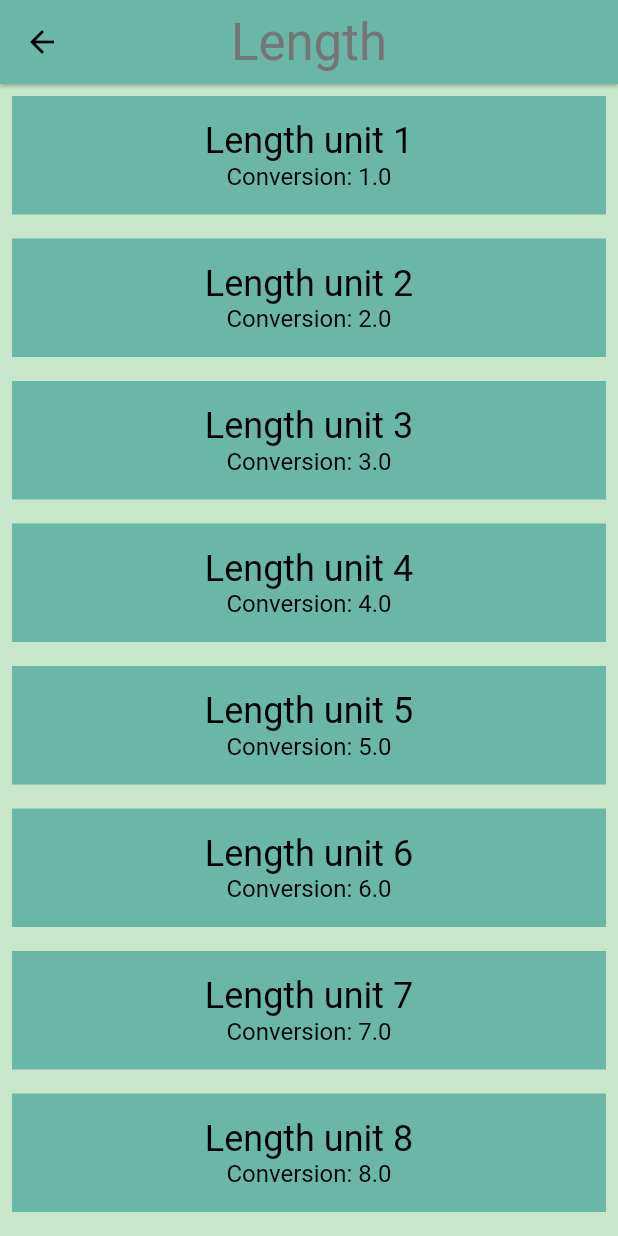
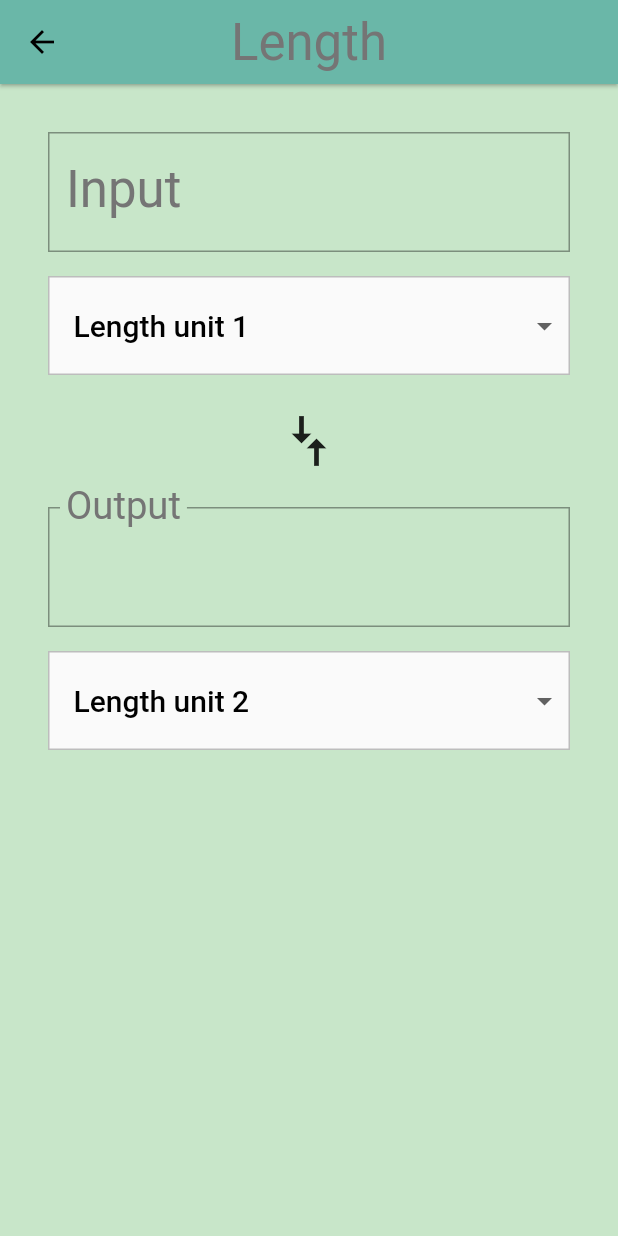
Before and after one commit to Anuraag93/flutter, a Flutter app: the screen it shows after launch, after a tap on "Length", on a phone screen of 412 x 824 dp. Run offline on Flutter 3.47's test engine with Material 2 defaults, Android fonts, the phone set to English and light mode, and no system bars.

Commit message:
input and output conversion

```diff
--- a/flutter_demo/lib/converterRoute.dart
+++ b/flutter_demo/lib/converterRoute.dart
@@ -1,6 +1,8 @@
 import 'package:flutter/material.dart';
 import 'package:meta/meta.dart';
 import 'unit.dart';
+
+const _padding = EdgeInsets.all(16.0);
 
 class ConverterRoute extends StatefulWidget {
   final String name;
@@ -15,37 +17,239 @@ class ConverterRoute extends StatefulWidget {
         assert(color != null),
         assert(units != null);
 
-
-
   @override
   _ConverterRouteState createState() => _ConverterRouteState();
 }
 
 class _ConverterRouteState extends State<ConverterRoute> {
+  bool _showValidationError = false;
+  List<DropdownMenuItem> _unitMenuItems;
+  double _inputValue;
+  String _convertedValue = '';
+  Unit _fromValue;
+  Unit _toValue;
+
+  @override
+  void initState() {
+    // TODO: implement initState
+    super.initState();
+    _createDropdownMenuItems();
+    _setDefaults();
+  }
+
+  void _createDropdownMenuItems() {
+    var newItems = <DropdownMenuItem>[];
+    for (var unit in widget.units) {
+      newItems.add(DropdownMenuItem(
+        value: unit.name,
+        child: Container(
+          child: Text(
+            unit.name,
+            softWrap: true,
+          ),
+        ),
+      ));
+    }
+    setState(() {
+      _unitMenuItems = newItems;
+    });
+  }
+
+  void _setDefaults() {
+    setState(() {
+      _fromValue = widget.units[0];
+      _toValue = widget.units[1];
+    });
+  }
+
+  void _updateFromConversion(dynamic unitName) {
+    setState(() {
+      _fromValue = _getUnit(unitName);
+    });
+    if (_inputValue != null) {
+      _updateConversion();
+    }
+  }
+
+  void _updateToConversion(dynamic unitName) {
+    setState(() {
+      _toValue = _getUnit(unitName);
+    });
+    if (_inputValue != null) {
+      _updateConversion();
+    }
+  }
+
+  Unit _getUnit(String unitName) {
+    return widget.units.firstWhere((Unit unit) {
+      return unit.name == unitName;
+    }, orElse: null);
+  }
+
+  void _updateInputValue(String value) {
+    print('I was tapped with this string $value');
+    setState(() {
+      if (value == null || value.isEmpty) {
+        _convertedValue = '';
+      } else {
+        try {
+          final inputValue = double.parse(value);
+          _showValidationError = false;
+          _inputValue = inputValue;
+          _updateConversion();
+        } on Exception catch (e) {
+          print('User Input Value is $value throws this error $e');
+          _showValidationError = true;
+        }
+      }
+    });
+  }
+
+  void _updateConversion() {
+    setState(() {
+      _convertedValue =
+          _format(_inputValue * (_toValue.conversion / _fromValue.conversion));
+    });
+  }
+
+  String _format(double conversion) {
+    var outputNum = conversion.toStringAsPrecision(7);
+    if (outputNum.contains('.') && outputNum.endsWith('0')) {
+      var i = outputNum.length - 1;
+      while (outputNum[i] == '0') {
+        i -= 1;
+      }
+      outputNum = outputNum.substring(0, i + 1);
+    }
+    if (outputNum.endsWith('.')) {
+      return outputNum.substring(0, outputNum.length - 1);
+    }
+    return outputNum;
+  }
+
+  Widget _createDropdown(String name, ValueChanged<dynamic> onChanged) {
+    final _colors = Colors.grey;
+    return Container(
+      margin: EdgeInsets.only(top: 16.0),
+      decoration: BoxDecoration(
+        color: _colors[50],
+        border: Border.all(
+          width: 1.0,
+          color: _colors[400],
+        ),
+      ),
+      padding: EdgeInsets.symmetric(vertical: 8.0),
+      child: Theme(
+          data: Theme.of(context).copyWith(canvasColor: _colors[50]),
+          child: DropdownButtonHideUnderline(
+            child: ButtonTheme(
+              alignedDropdown: true,
+              child: DropdownButton(
+                value: name,
+                items: _unitMenuItems,
+                onChanged: onChanged,
+                style: Theme.of(context).textTheme.title,
+              ),
+            ),
+          )),
+    );
+  }
+
   @override
   Widget build(BuildContext context) {
-    final unitWidgets = widget.units.map((Unit unit) {
-      return Container(
-        color: widget.color,
-        margin: EdgeInsets.all(8.0),
-        padding: EdgeInsets.all(16.0),
-        child: Column(
-          children: <Widget>[
-            Text(
-              unit.name,
-              style: Theme.of(context).textTheme.headline,
+    final _inputGroup = Container(
+      padding: _padding,
+      child: Column(
+        crossAxisAlignment: CrossAxisAlignment.stretch,
+        children: <Widget>[
+          TextField(
+            keyboardType: TextInputType.number,
+            style: Theme.of(context).textTheme.display1,
+            decoration: InputDecoration(
+                border: OutlineInputBorder(
+                    borderRadius: BorderRadius.circular(0.0)),
+                labelText: 'Input',
+                labelStyle: Theme.of(context).textTheme.display1,
+                errorText:
+                    _showValidationError ? 'Invalid Number Entered' : null),
+            onChanged: _updateInputValue,
+          ),
+          _createDropdown(_fromValue.name, _updateFromConversion),
+        ],
+      ),
+    );
+    final _outputGroup = Container(
+      padding: _padding,
+      child: Column(
+        crossAxisAlignment: CrossAxisAlignment.stretch,
+        children: <Widget>[
+          InputDecorator(
+            child: Text(
+              _convertedValue,
+              style: Theme.of(context).textTheme.display1,
             ),
-            Text(
-              'Conversion: ${unit.conversion}',
-              style: Theme.of(context).textTheme.subhead,
+            decoration: InputDecoration(
+              border:
+                  OutlineInputBorder(borderRadius: BorderRadius.circular(0.0)),
+              labelText: 'Output',
+              labelStyle: Theme.of(context).textTheme.display1,
             ),
-          ],
+          ),
+          _createDropdown(_toValue.name, _updateToConversion),
+        ],
+      ),
+    );
+
+    final _compareArrow = Padding(
+      padding: EdgeInsets.symmetric(vertical: 8.0),
+      child: RotatedBox(
+        quarterTurns: 1,
+        child: Icon(
+          Icons.compare_arrows,
+          size: 40.0,
         ),
-      );
-    }).toList();
+      ),
+    );
+//    Transform.rotate(angle: 3.14 / 2, //math.pi/2,
+//      child: Icon(
+//        Icons.compare_arrows,
+//        size: 40.0,
+//      ),
+//    );
+    return Padding(
+      padding: const EdgeInsets.all(16.0),
+      child: Column(
+//        crossAxisAlignment: CrossAxisAlignment.stretch,
+        children: [
+          _inputGroup,
+          _compareArrow,
+          _outputGroup,
+        ],
+      ),
+    );
 
-    return ListView(
-      children: unitWidgets,
-    );
+//    final unitWidgets = widget.units.map((Unit unit) {
+//      return Container(
+//        color: widget.color,
+//        margin: EdgeInsets.all(8.0),
+//        padding: EdgeInsets.all(16.0),
+//        child: Column(
+//          children: <Widget>[
+//            Text(
+//              unit.name,
+//              style: Theme.of(context).textTheme.headline,
+//            ),
+//            Text(
+//              'Conversion: ${unit.conversion}',
+//              style: Theme.of(context).textTheme.subhead,
+//            ),
+//          ],
+//        ),
+//      );
+//    }).toList();
+//
+//    return ListView(
+//      children: unitWidgets,
+//    );
   }
 }
```
